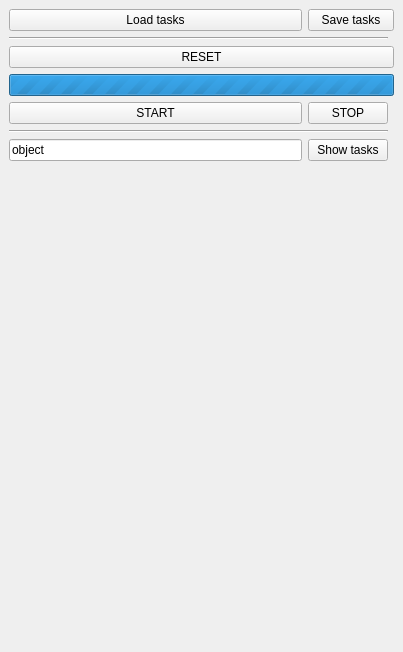
Qt form src/plugins/gripper_design/gripper_design.ui (dagothar/gripperz) before a commit.
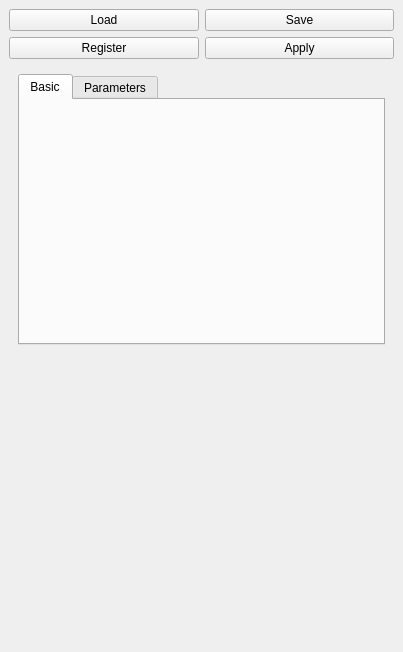
The same form after that commit.

```diff
--- a/src/plugins/gripper_design/gripper_design.ui
+++ b/src/plugins/gripper_design/gripper_design.ui
@@ -15,8 +15,59 @@
   </property>
   <widget class="QWidget" name="dockWidgetContents">
    <layout class="QGridLayout" name="gridLayout">
-    <item row="10" column="0">
-     <spacer name="verticalSpacer_4">
+    <item row="2" column="0" colspan="2">
+     <widget class="QWidget" name="widget" native="true">
+      <layout class="QGridLayout" name="gridLayout_2">
+       <item row="0" column="0">
+        <widget class="QTabWidget" name="tabWidget">
+         <property name="currentIndex">
+          <number>0</number>
+         </property>
+         <widget class="QWidget" name="tab">
+          <attribute name="title">
+           <string>Basic</string>
+          </attribute>
+         </widget>
+         <widget class="QWidget" name="tab_2">
+          <attribute name="title">
+           <string>Parameters</string>
+          </attribute>
+         </widget>
+        </widget>
+       </item>
+      </layout>
+     </widget>
+    </item>
+    <item row="0" column="1">
+     <widget class="QPushButton" name="saveButton">
+      <property name="text">
+       <string>Save</string>
+      </property>
+     </widget>
+    </item>
+    <item row="1" column="0">
+     <widget class="QPushButton" name="registerButton">
+      <property name="text">
+       <string>Register</string>
+      </property>
+     </widget>
+    </item>
+    <item row="0" column="0">
+     <widget class="QPushButton" name="loadButton">
+      <property name="text">
+       <string>Load</string>
+      </property>
+     </widget>
+    </item>
+    <item row="1" column="1">
+     <widget class="QPushButton" name="applyButton">
+      <property name="text">
+       <string>Apply</string>
+      </property>
+     </widget>
+    </item>
+    <item row="3" column="0">
+     <spacer name="verticalSpacer">
       <property name="orientation">
        <enum>Qt::Vertical</enum>
       </property>
@@ -28,82 +79,6 @@
       </property>
      </spacer>
     </item>
-    <item row="1" column="1" colspan="2">
-     <widget class="QPushButton" name="saveButton">
-      <property name="text">
-       <string>Save tasks</string>
-      </property>
-     </widget>
-    </item>
-    <item row="1" column="0">
-     <widget class="QPushButton" name="loadButton">
-      <property name="text">
-       <string>Load tasks</string>
-      </property>
-     </widget>
-    </item>
-    <item row="5" column="0" colspan="3">
-     <widget class="QProgressBar" name="progressBar">
-      <property name="maximum">
-       <number>0</number>
-      </property>
-      <property name="value">
-       <number>0</number>
-      </property>
-      <property name="format">
-       <string>%v of %m</string>
-      </property>
-     </widget>
-    </item>
-    <item row="3" column="0" colspan="3">
-     <widget class="QPushButton" name="resetButton">
-      <property name="text">
-       <string>RESET</string>
-      </property>
-     </widget>
-    </item>
-    <item row="8" column="1">
-     <widget class="QPushButton" name="showButton">
-      <property name="text">
-       <string>Show tasks</string>
-      </property>
-     </widget>
-    </item>
-    <item row="6" column="0">
-     <widget class="QPushButton" name="startButton">
-      <property name="text">
-       <string>START</string>
-      </property>
-     </widget>
-    </item>
-    <item row="8" column="0">
-     <widget class="QLineEdit" name="targetEdit">
-      <property name="text">
-       <string>object</string>
-      </property>
-     </widget>
-    </item>
-    <item row="6" column="1">
-     <widget class="QPushButton" name="stopButton">
-      <property name="text">
-       <string>STOP</string>
-      </property>
-     </widget>
-    </item>
-    <item row="7" column="0" colspan="2">
-     <widget class="Line" name="line">
-      <property name="orientation">
-       <enum>Qt::Horizontal</enum>
-      </property>
-     </widget>
-    </item>
-    <item row="2" column="0" colspan="2">
-     <widget class="Line" name="line_2">
-      <property name="orientation">
-       <enum>Qt::Horizontal</enum>
-      </property>
-     </widget>
-    </item>
    </layout>
   </widget>
  </widget>
```
